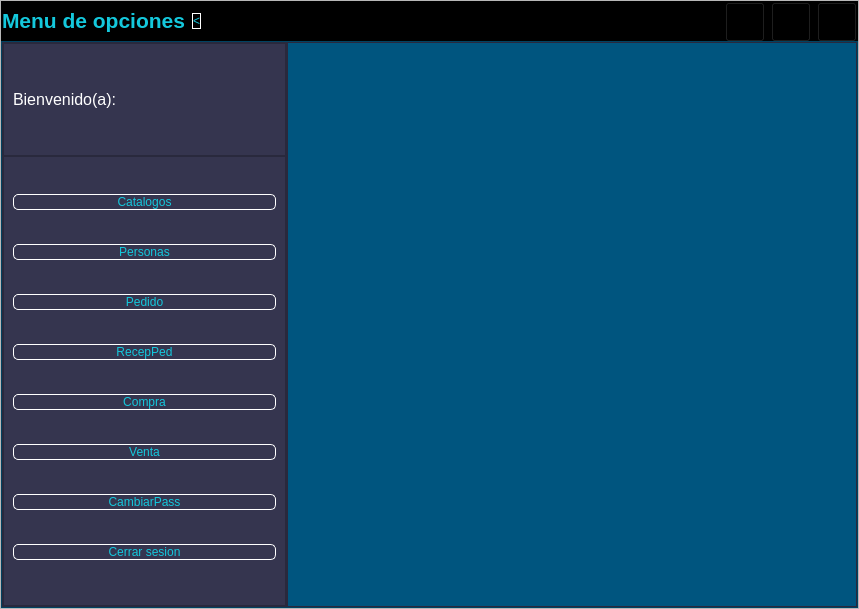
Above: PracticaC4_1/Gui/ControlWindows.ui from FaTeWendering/PracticaC4_1_admin_database before the change. Below: the same form after it.
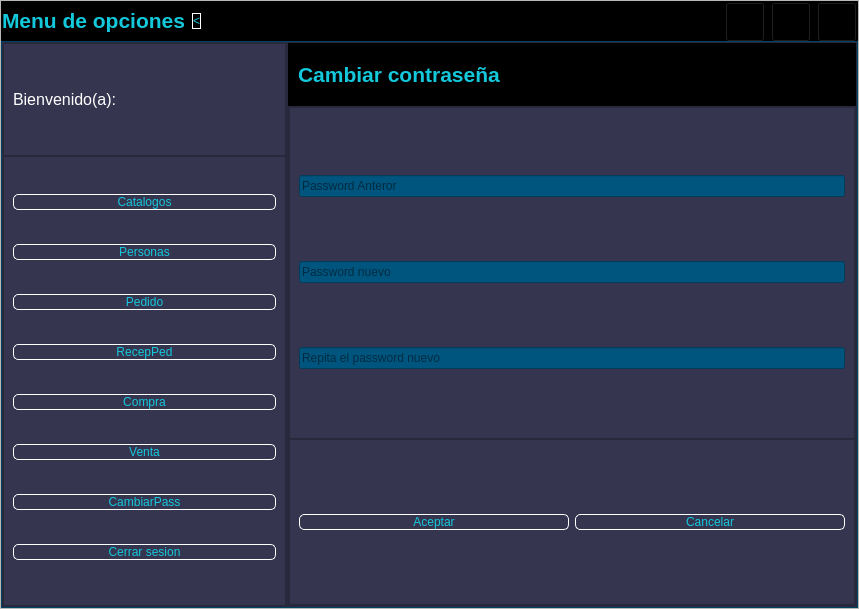
That is the form after the change. The open tabs and pages were chosen to show the change. Icons and pictures are not drawn.

Commit message: Interfaz de cambiar contraseña

```diff
--- a/PracticaC4_1/Gui/ControlWindows.ui
+++ b/PracticaC4_1/Gui/ControlWindows.ui
@@ -959,6 +959,170 @@
                 </item>
                </layout>
               </widget>
+              <widget class="QWidget" name="page_7">
+               <layout class="QVBoxLayout" name="verticalLayout_15" stretch="1,8">
+                <property name="spacing">
+                 <number>0</number>
+                </property>
+                <property name="leftMargin">
+                 <number>0</number>
+                </property>
+                <property name="topMargin">
+                 <number>0</number>
+                </property>
+                <property name="rightMargin">
+                 <number>0</number>
+                </property>
+                <property name="bottomMargin">
+                 <number>0</number>
+                </property>
+                <item>
+                 <widget class="QFrame" name="frame_14">
+                  <property name="styleSheet">
+                   <string notr="true">background-color: rgb(0, 0, 0);</string>
+                  </property>
+                  <property name="frameShape">
+                   <enum>QFrame::StyledPanel</enum>
+                  </property>
+                  <property name="frameShadow">
+                   <enum>QFrame::Raised</enum>
+                  </property>
+                  <layout class="QHBoxLayout" name="horizontalLayout_6">
+                   <item>
+                    <widget class="QLabel" name="label_7">
+                     <property name="styleSheet">
+                      <string notr="true">font-size: 16pt;
+    font-weight: bold;
+    color: rgb(20, 200, 220); /* Color Cián principal */
+    background-color: transparent; /* Sin fondo negro */</string>
+                     </property>
+                     <property name="text">
+                      <string>Cambiar contraseña</string>
+                     </property>
+                    </widget>
+                   </item>
+                   <item>
+                    <spacer name="horizontalSpacer_3">
+                     <property name="orientation">
+                      <enum>Qt::Horizontal</enum>
+                     </property>
+                     <property name="sizeHint" stdset="0">
+                      <size>
+                       <width>301</width>
+                       <height>20</height>
+                      </size>
+                     </property>
+                    </spacer>
+                   </item>
+                  </layout>
+                 </widget>
+                </item>
+                <item>
+                 <widget class="QFrame" name="frame_15">
+                  <property name="frameShape">
+                   <enum>QFrame::StyledPanel</enum>
+                  </property>
+                  <property name="frameShadow">
+                   <enum>QFrame::Raised</enum>
+                  </property>
+                  <layout class="QVBoxLayout" name="verticalLayout_16" stretch="8,4">
+                   <property name="spacing">
+                    <number>0</number>
+                   </property>
+                   <property name="leftMargin">
+                    <number>0</number>
+                   </property>
+                   <property name="topMargin">
+                    <number>0</number>
+                   </property>
+                   <property name="rightMargin">
+                    <number>0</number>
+                   </property>
+                   <property name="bottomMargin">
+                    <number>0</number>
+                   </property>
+                   <item>
+                    <widget class="QFrame" name="frame_16">
+                     <property name="frameShape">
+                      <enum>QFrame::StyledPanel</enum>
+                     </property>
+                     <property name="frameShadow">
+                      <enum>QFrame::Raised</enum>
+                     </property>
+                     <layout class="QVBoxLayout" name="verticalLayout_17">
+                      <item>
+                       <widget class="QLineEdit" name="txt_pass_anterior">
+                        <property name="placeholderText">
+                         <string>Password Anteror</string>
+                        </property>
+                       </widget>
+                      </item>
+                      <item>
+                       <widget class="QLineEdit" name="txt_pass_nuevo">
+                        <property name="placeholderText">
+                         <string>Password nuevo</string>
+                        </property>
+                       </widget>
+                      </item>
+                      <item>
+                       <widget class="QLineEdit" name="txt_pass_repetir">
+                        <property name="placeholderText">
+                         <string>Repita el password nuevo</string>
+                        </property>
+                       </widget>
+                      </item>
+                     </layout>
+                    </widget>
+                   </item>
+                   <item>
+                    <widget class="QFrame" name="frame_17">
+                     <property name="styleSheet">
+                      <string notr="true">QFrame{
+background-color:rgb(53,53,79);
+}
+QPushButton{
+font: 87 12pt &quot;Arial Black&quot;;
+background-color:#000000ff;
+color: rgb(20, 200, 220);
+border-radius:5px;
+border: 1px solid white;
+}
+
+QPushButton:hover {
+    background-color: black;
+}
+</string>
+                     </property>
+                     <property name="frameShape">
+                      <enum>QFrame::StyledPanel</enum>
+                     </property>
+                     <property name="frameShadow">
+                      <enum>QFrame::Raised</enum>
+                     </property>
+                     <layout class="QHBoxLayout" name="horizontalLayout_7">
+                      <item>
+                       <widget class="QPushButton" name="btn_aceptar_pass">
+                        <property name="text">
+                         <string>Aceptar</string>
+                        </property>
+                       </widget>
+                      </item>
+                      <item>
+                       <widget class="QPushButton" name="btn_cancel_pass">
+                        <property name="text">
+                         <string>Cancelar</string>
+                        </property>
+                       </widget>
+                      </item>
+                     </layout>
+                    </widget>
+                   </item>
+                  </layout>
+                 </widget>
+                </item>
+               </layout>
+              </widget>
+              <widget class="QWidget" name="page_6"/>
              </widget>
             </item>
            </layout>
```
The commit also changes 7 other files.
